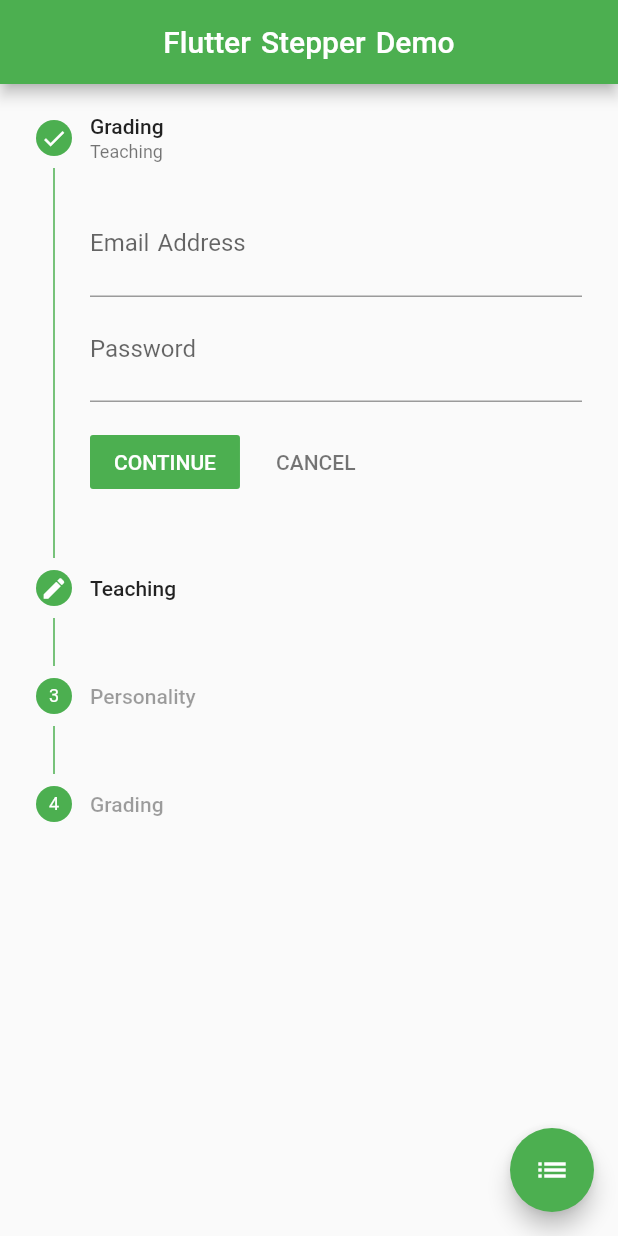
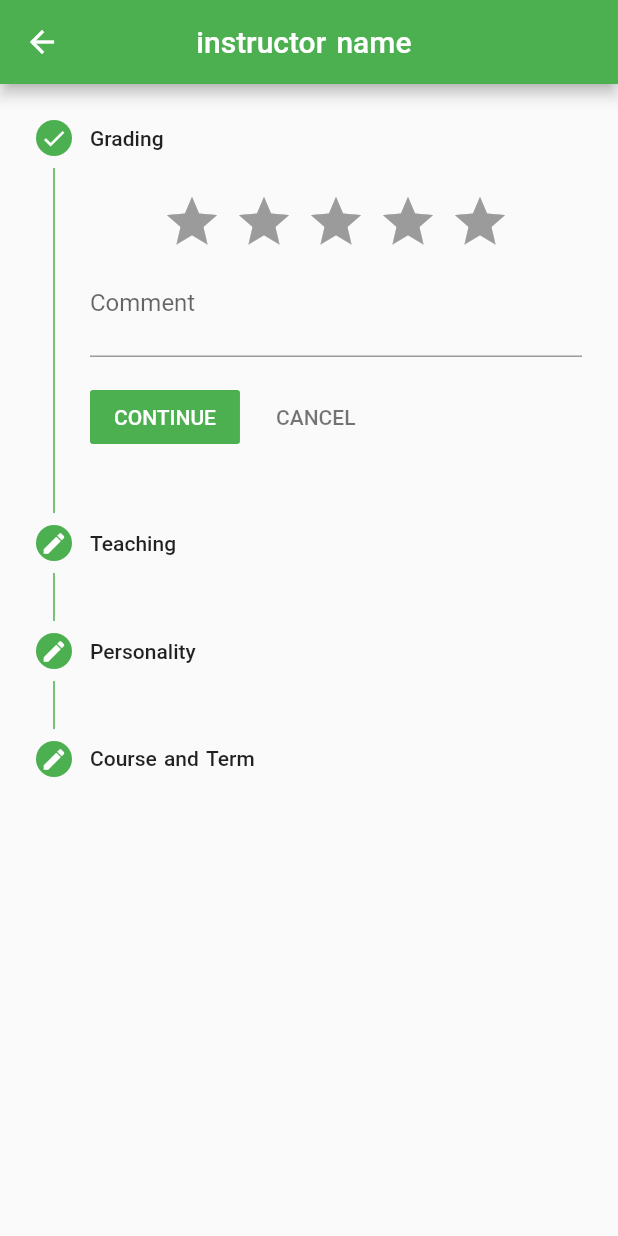
Before and after one commit to petroly-initiative/petroly-flutter, a Flutter app: the EvaluationForm screen opened by its route, on a phone screen of 412 x 824 dp. Run offline on Flutter 3.47's test engine with Material 2 defaults, Android fonts, the light colour scheme and no system bars; drawn by our look-alikes of flutter_rating_bar; our stand-ins replace font_awesome_flutter, graphql_flutter, percent_indicator, toggle_switch; accounts and stored records are empty.

Commit message:
finishing evaluation form

```diff
--- a/lib/app/evaluation/form.dart
+++ b/lib/app/evaluation/form.dart
@@ -1,4 +1,6 @@
 import 'package:flutter/material.dart';
+import 'package:flutter_rating_bar/flutter_rating_bar.dart';
+import 'package:petroly/models/Instructor_model.dart';
 
 class EvaluationForm extends StatefulWidget {
   @override
@@ -13,8 +15,8 @@ class _EvaluationFormState extends State<EvaluationForm> {
   Widget build(BuildContext context) {
     return Scaffold(
       appBar: AppBar(
-        automaticallyImplyLeading: false,
-        title: Text('Flutter Stepper Demo'),
+
+        title: Text('instructor name '),
         centerTitle: true,
       ),
       body: Container(
@@ -33,29 +35,52 @@ class _EvaluationFormState extends State<EvaluationForm> {
                     title: new Text('Grading'),
                     content: Column(
                       children: <Widget>[
-                          TextFormField(
-                            decoration:
-                                InputDecoration(labelText: 'Email Address'),
+                        RatingBar.builder(
+                          initialRating: 0,
+                          minRating: 1,
+                          direction: Axis.horizontal,
+                          allowHalfRating: true,
+                          itemCount: 5,
+                          itemPadding: EdgeInsets.symmetric(horizontal: 4.0),
+                          itemBuilder: (context, _) => Icon(
+                            Icons.star,
+                            color: Colors.amber,
+                          ),
+                          onRatingUpdate: (rating) {
+                            print(rating);
+                          },
                         ),
                         TextFormField(
-                            decoration: InputDecoration(labelText: 'Password'),
+                          decoration: InputDecoration(labelText: 'Comment '),
                         ),
                       ],
                     ),
                     isActive: _currentStep >= 0,
                     state: _currentStep >= 0
                         ? StepState.complete
-                          : StepState.disabled,subtitle: Text('Teaching'),),
+                        : StepState.disabled,
+                  ),
                   Step(
                     title: new Text('Teaching'),
                     content: Column(
                       children: <Widget>[
-                        TextFormField(
-                          decoration:
-                              InputDecoration(labelText: 'Home Address'),
+                        RatingBar.builder(
+                          initialRating: 0,
+                          minRating: 1,
+                          direction: Axis.horizontal,
+                          allowHalfRating: true,
+                          itemCount: 5,
+                          itemPadding: EdgeInsets.symmetric(horizontal: 4.0),
+                          itemBuilder: (context, _) => Icon(
+                            Icons.star,
+                            color: Colors.amber,
+                          ),
+                          onRatingUpdate: (rating) {
+                            print(rating);
+                          },
                         ),
                         TextFormField(
-                          decoration: InputDecoration(labelText: 'Postcode'),
+                          decoration: InputDecoration(labelText: 'Comment '),
                         ),
                       ],
                     ),
@@ -68,34 +93,47 @@ class _EvaluationFormState extends State<EvaluationForm> {
                     title: new Text('Personality'),
                     content: Column(
                       children: <Widget>[
+                        RatingBar.builder(
+                          initialRating: 0,
+                          minRating: 1,
+                          direction: Axis.horizontal,
+                          allowHalfRating: true,
+                          itemCount: 5,
+                          itemPadding: EdgeInsets.symmetric(horizontal: 4.0),
+                          itemBuilder: (context, _) => Icon(
+                            Icons.star,
+                            color: Colors.amber,
+                          ),
+                          onRatingUpdate: (rating) {
+                            print(rating);
+                          },
+                        ),
                         TextFormField(
-                          decoration:
-                              InputDecoration(labelText: 'Mobile Number'),
+                          decoration: InputDecoration(labelText: 'Comment '),
                         ),
                       ],
                     ),
                     isActive: _currentStep >= 0,
                     state: _currentStep >= 2
                         ? StepState.complete
-                        : StepState.disabled,
+                        : StepState.editing,
                   ),
                   Step(
-                    title: new Text('Grading'),
+                    title: new Text('Course and Term'),
                     content: Column(
                       children: <Widget>[
                         TextFormField(
-                          decoration:
-                              InputDecoration(labelText: 'Email Address'),
+                          decoration: InputDecoration(labelText: 'Course'),
                         ),
                         TextFormField(
-                          decoration: InputDecoration(labelText: 'Password'),
+                          decoration: InputDecoration(labelText: 'Term'),
                         ),
                       ],
                     ),
                     isActive: _currentStep >= 0,
                     state: _currentStep >= 3
                         ? StepState.complete
-                        : StepState.disabled,
+                        : StepState.editing,
                   ),
                 ],
               ),
@@ -103,17 +141,7 @@ class _EvaluationFormState extends State<EvaluationForm> {
           ],
         ),
       ),
-      floatingActionButton: FloatingActionButton(
-        child: Icon(Icons.list),
-        onPressed: switchStepsType,
-      ),
     );
-  }
-
-  switchStepsType() {
-    setState(() => stepperType == StepperType.vertical
-        ? stepperType = StepperType.horizontal
-        : stepperType = StepperType.vertical);
   }
 
   tapped(int step) {
@@ -121,7 +149,7 @@ class _EvaluationFormState extends State<EvaluationForm> {
   }
 
   continued() {
-    _currentStep < 3 ? setState(() => _currentStep += 1) : null;
+    _currentStep < 3 ? setState(() => _currentStep += 1) :  null;// Navigator.pushNamed(context, '/instructor');
   }
 
   cancel() {
```
Lines whose indentation alone changed are shown as unchanged.
